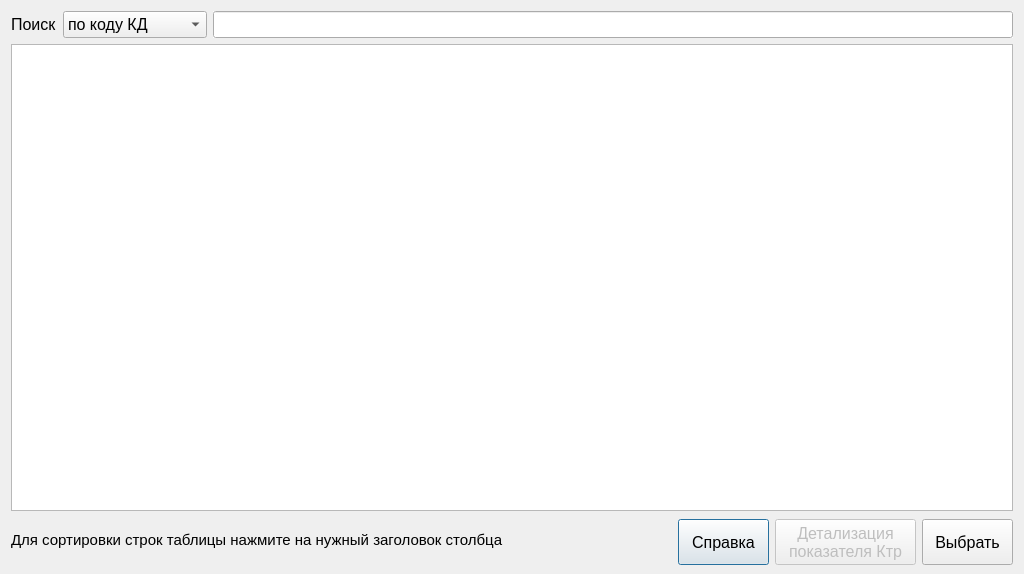
YakSid/KDC_RSREU, file listkd.ui: the form before one commit.
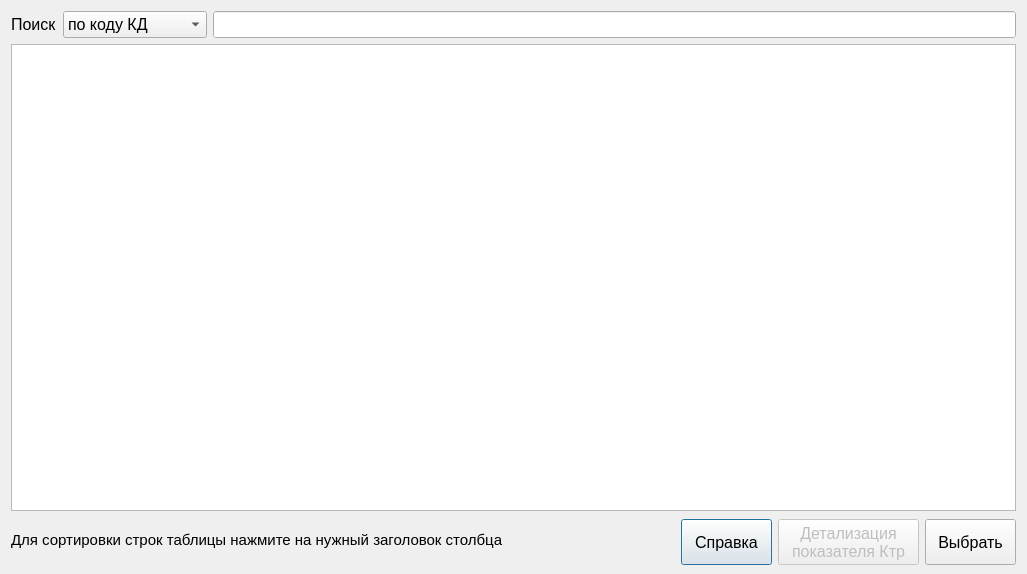
The form after the commit. Icons and pictures are not drawn.

What changed in the file:
```diff
--- a/listkd.ui
+++ b/listkd.ui
@@ -6,7 +6,7 @@
    <rect>
     <x>0</x>
     <y>0</y>
-    <width>1024</width>
+    <width>1027</width>
     <height>574</height>
    </rect>
   </property>
```
